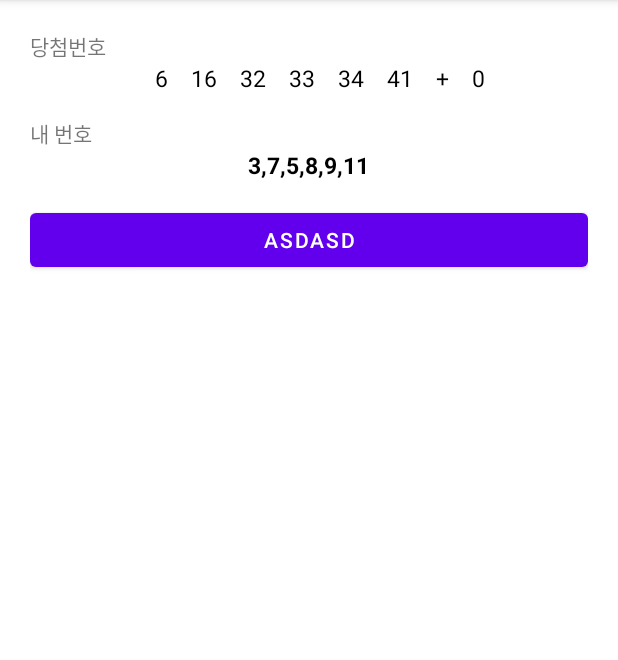
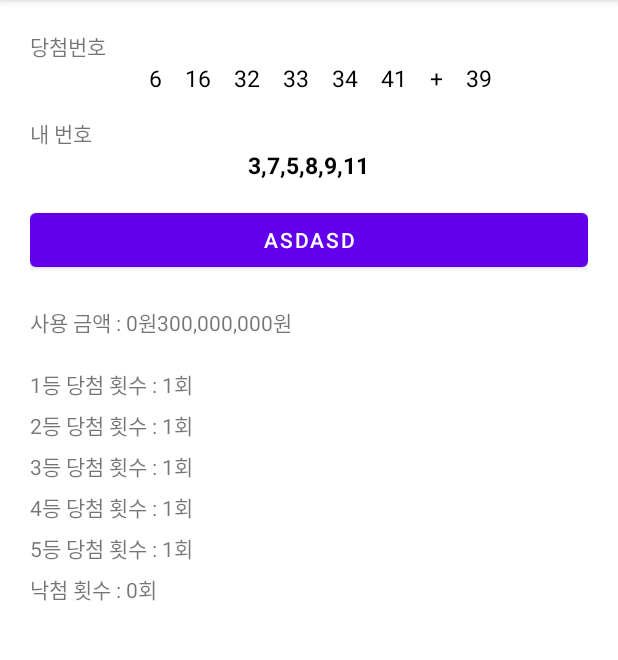
Before and after one commit to sukhyun99/20220519_Practice_Lotto, an Android app: the screen it shows after launch (MainActivity), after a tap on "ASDASD", on a phone screen of 412 x 824 dp, the part 84-744 px from its top. Run offline under Robolectric (Android 15) with nearby library versions, the phone set to English and light mode, and no system bars.

Commit message:
사용금액 / 당첨금액/ 텍스트뷰에 배치

```diff
--- a/app/src/main/java/com/neppplus/a20220519_practice_lotto/MainActivity.kt
+++ b/app/src/main/java/com/neppplus/a20220519_practice_lotto/MainActivity.kt
@@ -4,16 +4,32 @@ import androidx.appcompat.app.AppCompatActivity
 import android.os.Bundle
 import android.util.Log
 import android.widget.TextView
+import android.widget.Toast
 import kotlinx.android.synthetic.main.activity_main.*
+import java.lang.NumberFormatException
+import java.text.NumberFormat
 
 class MainActivity : AppCompatActivity() {
-
+//내 번호 6개 저장
+    var mMyNumList = arrayOf(3,5,7,8,9,11)
+//    var mMyNumList2 = arrayListOf<int>(3,5,7,8,9,11)
+//                                  ㄴ뒤에 값이 있기 때문에 <int>가 필요없다
     // 컴퓨터가 뽑은 당첨번호를 6개 저장할 ArrayList 만들어 주자
     val mWinNumList = ArrayList<Int>()
     //텍스트 ArrayList
     val mWinNumViewList = ArrayList<TextView>()
     //보너스 숫자 저장용 멤버 변수 생성
-    val mBonusNum = 0
+    var mBonusNum = 0
+    var mUserMoney = 0
+    var mEarnedMoney : Long = 0
+    // var mEarnedMoney = 0L
+    //                   ㄴ int 표기 가능 값 이상으로 표시하고 싶을때
+    var firstCount = 0
+    var secondCount = 0
+    var thirdCount =0
+    var fourthCount = 0
+    var fifthCount = 0
+    var loseCount = 0
 
     override fun onCreate(savedInstanceState: Bundle?) {
         super.onCreate(savedInstanceState)
@@ -83,13 +99,14 @@ class MainActivity : AppCompatActivity() {
 //        3. 보너스 번호 선정
         while (true) {
             val randomNum = (Math.random()*45+1).toInt()
+
             if (!mWinNumList.contains(randomNum)) {
                 mBonusNum = randomNum
                 BonuseNum1.text = mBonusNum.toString()
                 break
             }
-
         }
+        checkLottoRang()
 
         //
 
@@ -97,7 +114,51 @@ class MainActivity : AppCompatActivity() {
 
     fun checkLottoRang() {
         //        4. 비교
+
+        var correctCount = 0
+        for (myNum in mMyNumList )
+
+            // ㄴ 내 번호를 하나씩 조회한다는 구문
+            if (mMyNumList.contains(myNum)) {
+                correctCount++
+            }
 //        순위선정 ( 텍스트뷰 출력 )
 
+        when (correctCount) {
+            6 -> {
+                mEarnedMoney += 300000000
+                firstCount++
+                Toast.makeText(this, "1등", Toast.LENGTH_SHORT).show()
+            }
+
+            5 -> { if (mMyNumList.contains(mBonusNum)){
+                mEarnedMoney += 50000000
+                secondCount++
+                Toast.makeText(this, "2등", Toast.LENGTH_SHORT).show() }
+            }
+            4 -> {
+                mEarnedMoney += 3000000
+                thirdCount++
+                Toast.makeText(this, "3등", Toast.LENGTH_SHORT).show()
+            }
+            3 -> {
+                mEarnedMoney += 50000
+                fourthCount++
+                Toast.makeText(this, "4등", Toast.LENGTH_SHORT).show()
+            }
+
+         else -> {
+             loseCount++
+             Toast.makeText(this, "1등", Toast.LENGTH_SHORT).show()}
+            }
+        usedMoney.text = "사용 금액 : ${NumberFormat.getInstance().format(mUserMoney)}원"
+        earnMoneyTxt.text = "${NumberFormat.getInstance().format(mEarnedMoney)}원"
+        winRank1.text = "1등 당첨 횟수 : ${firstCount}회"
+        winRank2.text = "2등 당첨 횟수 : ${firstCount}회"
+        winRank3.text = "3등 당첨 횟수 : ${firstCount}회"
+        winRank4.text = "4등 당첨 횟수 : ${firstCount}회"
+        winRank5.text = "5등 당첨 횟수 : ${firstCount}회"
+        loseRank.text = "낙첨 횟수 : ${loseCount}회"
     }
+
 }
--- a/app/src/main/res/layout/activity_main.xml
+++ b/app/src/main/res/layout/activity_main.xml
@@ -115,4 +115,63 @@
         android:text="asdasd"/>
 
 
+    <LinearLayout
+        android:layout_width="match_parent"
+        android:layout_height="wrap_content"
+        android:orientation="horizontal">
+
+        <TextView
+            android:id="@+id/usedMoney"
+            android:layout_width="wrap_content"
+            android:layout_height="wrap_content"
+            android:layout_marginTop="20dp"
+            android:text="누적 사용 금액"/>
+        <TextView
+            android:id="@+id/earnMoneyTxt"
+            android:layout_width="wrap_content"
+            android:layout_height="wrap_content"
+            android:layout_marginTop="20dp"
+            android:text="0원"/>
+
+    </LinearLayout>
+
+    <TextView
+        android:id="@+id/winRank1"
+        android:layout_width="wrap_content"
+        android:layout_height="wrap_content"
+        android:layout_marginTop="20dp"
+        android:text="1등 당첨 횟수 : 0회"/>
+    <TextView
+        android:id="@+id/winRank2"
+        android:layout_width="wrap_content"
+        android:layout_height="wrap_content"
+        android:layout_marginTop="6dp"
+        android:text="2등 당첨 횟수 : 0회"/>
+    <TextView
+        android:id="@+id/winRank3"
+        android:layout_width="wrap_content"
+        android:layout_height="wrap_content"
+        android:layout_marginTop="6dp"
+        android:text="3등 당첨 횟수 : 0회"/>
+    <TextView
+        android:id="@+id/winRank4"
+        android:layout_width="wrap_content"
+        android:layout_height="wrap_content"
+        android:layout_marginTop="6dp"
+        android:text="4등 당첨 횟수 : 0회"/>
+    <TextView
+        android:id="@+id/winRank5"
+        android:layout_width="wrap_content"
+        android:layout_height="wrap_content"
+        android:layout_marginTop="6dp"
+        android:text="5등 당첨 횟수 : 0회"/>
+    <TextView
+        android:id="@+id/loseRank"
+        android:layout_width="wrap_content"
+        android:layout_height="wrap_content"
+        android:layout_marginTop="6dp"
+        android:text="낙첨 횟수 : 0회"/>
+
+
+
 </LinearLayout>
```
